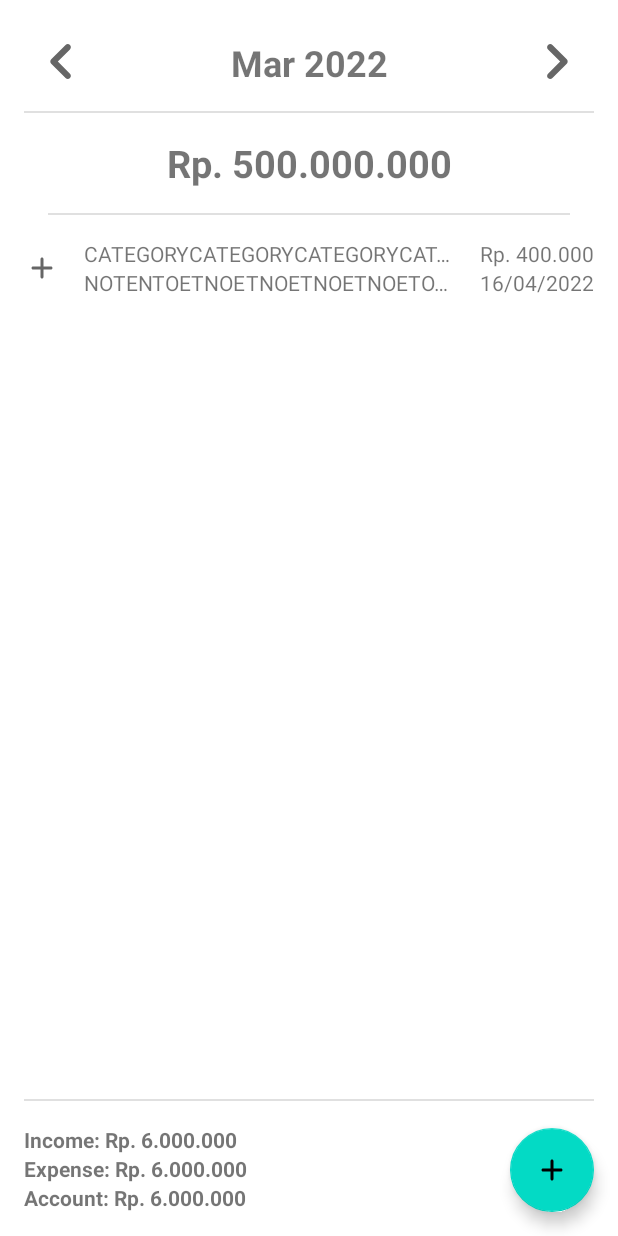
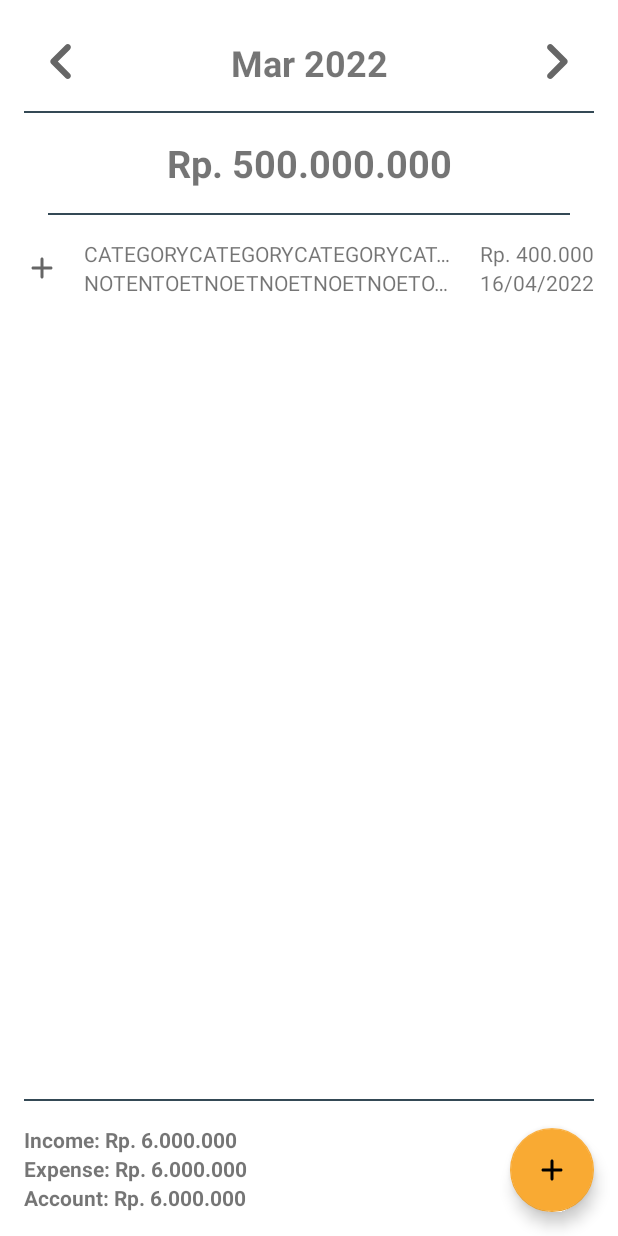
Before and after one commit to arnoldjas/fincord, an Android app: the layout fragment_main.xml on its own in the app's theme, with its tools: preview values and no code run, on a phone screen of 412 x 824 dp. Run offline under Robolectric (Android 15) with nearby library versions, the phone set to English and light mode, and no system bars.

Commit message:
add color, theme, and style

```diff
--- a/app/src/main/res/values-night/themes.xml
+++ b/app/src/main/res/values-night/themes.xml
@@ -2,15 +2,16 @@
     <!-- Base application theme. -->
     <style name="Theme.Fincord" parent="Theme.MaterialComponents.DayNight.NoActionBar">
         <!-- Primary brand color. -->
-        <item name="colorPrimary">@color/purple_200</item>
-        <item name="colorPrimaryVariant">@color/purple_700</item>
-        <item name="colorOnPrimary">@color/black</item>
+        <item name="colorPrimary">@color/fincord_orange</item>
+        <item name="colorPrimaryVariant">@color/fincord_orange</item>
+        <item name="colorOnPrimary">@color/fincord_blue_600</item>
         <!-- Secondary brand color. -->
-        <item name="colorSecondary">@color/teal_200</item>
-        <item name="colorSecondaryVariant">@color/teal_200</item>
-        <item name="colorOnSecondary">@color/black</item>
+        <item name="colorSecondary">@color/fincord_blue_600</item>
+        <item name="colorSecondaryVariant">@color/fincord_blue_700</item>
+        <item name="colorOnSecondary">@color/fincord_orange</item>
         <!-- Status bar color. -->
         <item name="android:statusBarColor" tools:targetApi="l">?attr/colorPrimaryVariant</item>
         <!-- Customize your theme here. -->
+        <item name="materialDividerStyle">@style/Widget.App.MaterialDividerDark</item>
     </style>
 </resources>
--- a/app/src/main/res/values/colors.xml
+++ b/app/src/main/res/values/colors.xml
@@ -7,4 +7,13 @@
     <color name="teal_700">#FF018786</color>
     <color name="black">#FF000000</color>
     <color name="white">#FFFFFFFF</color>
+
+
+    //primary
+    <color name="fincord_blue_700">#344955</color>
+    <color name="fincord_blue_800">#232f34</color>
+    <color name="fincord_blue_600">#4a6572</color>
+
+    //secondary
+    <color name="fincord_orange">#f9aa33</color>
 </resources>
--- /dev/null
+++ b/app/src/main/res/values/styles.xml
@@ -0,0 +1,23 @@
+<?xml version="1.0" encoding="utf-8"?>
+<resources>
+
+    //material button icon only no outline
+    <style name="Widget.App.Button.TextButton.IconOnly" parent="Widget.MaterialComponents.Button.TextButton">
+        <item name="iconPadding">0dp</item>
+        <item name="android:insetTop">0dp</item>
+        <item name="android:insetBottom">0dp</item>
+        <item name="android:paddingLeft">12dp</item>
+        <item name="android:paddingRight">12dp</item>
+        <item name="android:minWidth">48dp</item>
+        <item name="android:minHeight">48dp</item>
+    </style>
+
+    <style name="Widget.App.MaterialDividerLight" parent="Widget.MaterialComponents.MaterialDivider">
+        <item name="dividerColor">@color/fincord_blue_700</item>
+    </style>
+
+    <style name="Widget.App.MaterialDividerDark" parent="Widget.MaterialComponents.MaterialDivider">
+        <item name="dividerColor">@color/fincord_orange</item>
+    </style>
+
+</resources>
--- a/app/src/main/res/values/themes.xml
+++ b/app/src/main/res/values/themes.xml
@@ -2,15 +2,17 @@
     <!-- Base application theme. -->
     <style name="Theme.Fincord" parent="Theme.MaterialComponents.DayNight.NoActionBar">
         <!-- Primary brand color. -->
-        <item name="colorPrimary">@color/purple_500</item>
-        <item name="colorPrimaryVariant">@color/purple_700</item>
-        <item name="colorOnPrimary">@color/white</item>
+        <item name="colorPrimary">@color/fincord_blue_700</item>
+        <item name="colorPrimaryVariant">@color/fincord_blue_800</item>
+        <item name="colorOnPrimary">@color/fincord_orange</item>
         <!-- Secondary brand color. -->
-        <item name="colorSecondary">@color/teal_200</item>
+        <item name="colorSecondary">@color/fincord_orange</item>
         <item name="colorSecondaryVariant">@color/teal_700</item>
         <item name="colorOnSecondary">@color/black</item>
         <!-- Status bar color. -->
         <item name="android:statusBarColor" tools:targetApi="l">?attr/colorPrimaryVariant</item>
         <!-- Customize your theme here. -->
+        <item name="materialDividerStyle">@style/Widget.App.MaterialDividerLight</item>
     </style>
+
 </resources>
```
